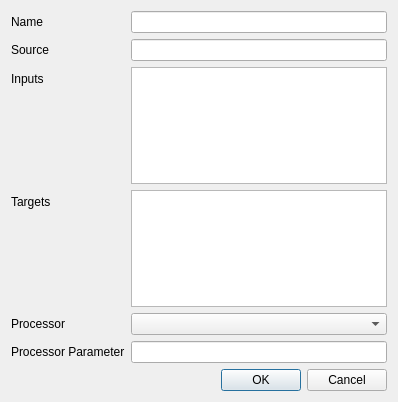
jrenken/udp4all, file src/forwarderdlg.ui: the form before one commit.
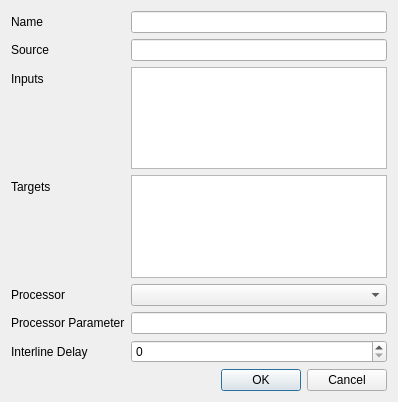
The form after the commit.

Commit message: add trimmable inter sentence delay for output to the targets

```diff
--- a/src/forwarderdlg.ui
+++ b/src/forwarderdlg.ui
@@ -84,6 +84,20 @@
        </property>
       </widget>
      </item>
+     <item row="6" column="0">
+      <widget class="QLabel" name="label_7">
+       <property name="text">
+        <string>Interline Delay</string>
+       </property>
+      </widget>
+     </item>
+     <item row="6" column="1">
+      <widget class="QSpinBox" name="spinBoxDelay">
+       <property name="maximum">
+        <number>1000</number>
+       </property>
+      </widget>
+     </item>
     </layout>
    </item>
    <item>
```
The commit also changes 5 other files.
